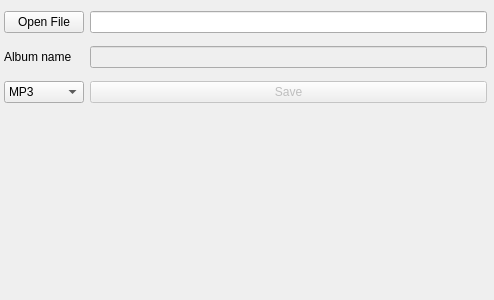
This is mainwindow.ui in fufik/SimpleTagTool as Qt 5 draws it before an edit. The edited form follows.
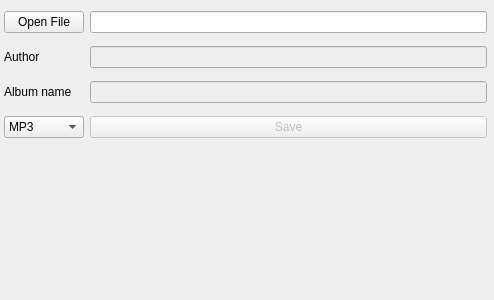
This is the edited form.

Commit message: Changed filename variable to dynamic QFileInfo object, added "Author name" field and handling of it.

Patch:
```diff
--- a/mainwindow.ui
+++ b/mainwindow.ui
@@ -38,7 +38,7 @@
       <x>0</x>
       <y>0</y>
       <width>491</width>
-      <height>123</height>
+      <height>159</height>
      </rect>
     </property>
     <layout class="QGridLayout" name="gridLayout">
@@ -67,21 +67,21 @@
      <item row="1" column="1">
       <widget class="QLineEdit" name="openfiledir"/>
      </item>
-     <item row="2" column="0">
+     <item row="3" column="0">
       <widget class="QLabel" name="label">
        <property name="text">
         <string>Album name</string>
        </property>
       </widget>
      </item>
-     <item row="2" column="1">
-      <widget class="QLineEdit" name="filealbum">
-       <property name="enabled">
-        <bool>false</bool>
-       </property>
-      </widget>
-     </item>
      <item row="3" column="1">
+      <widget class="QLineEdit" name="filealbum">
+       <property name="enabled">
+        <bool>false</bool>
+       </property>
+      </widget>
+     </item>
+     <item row="5" column="1">
       <widget class="QPushButton" name="savebut">
        <property name="enabled">
         <bool>false</bool>
@@ -91,7 +91,7 @@
        </property>
       </widget>
      </item>
-     <item row="3" column="0">
+     <item row="5" column="0">
       <widget class="QComboBox" name="typech">
        <item>
         <property name="text">
@@ -100,6 +100,20 @@
        </item>
       </widget>
      </item>
+     <item row="2" column="0">
+      <widget class="QLabel" name="label_2">
+       <property name="text">
+        <string>Author</string>
+       </property>
+      </widget>
+     </item>
+     <item row="2" column="1">
+      <widget class="QLineEdit" name="fileauthor">
+       <property name="enabled">
+        <bool>false</bool>
+       </property>
+      </widget>
+     </item>
     </layout>
    </widget>
   </widget>
```
The commit also changes 3 other files.
